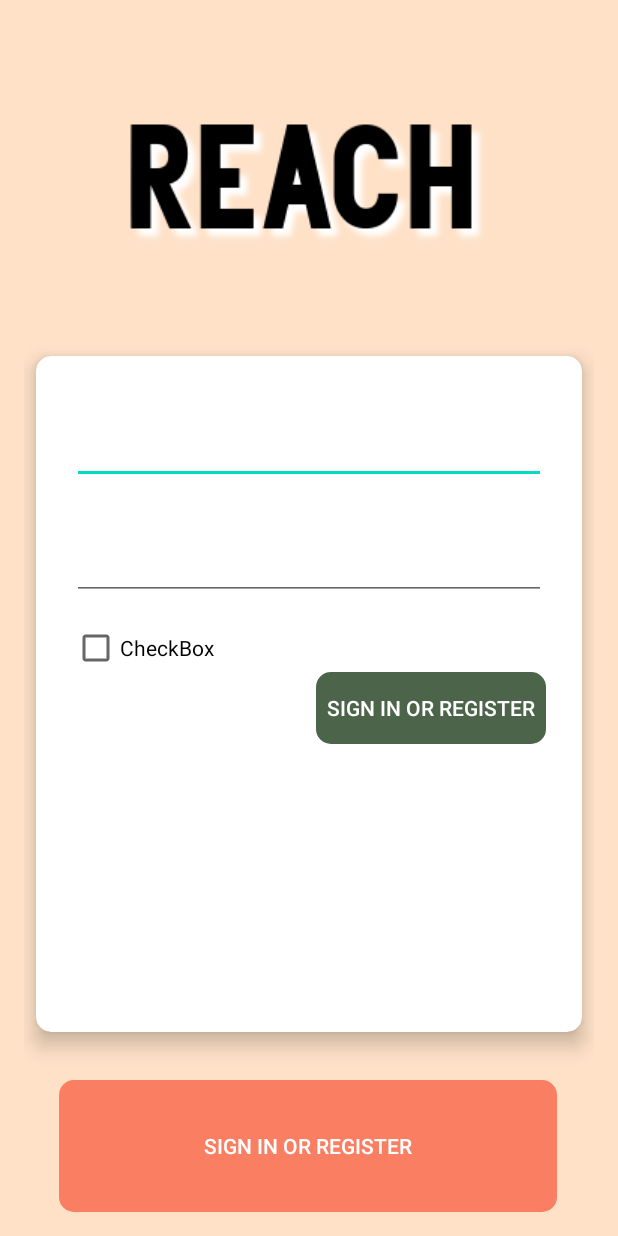
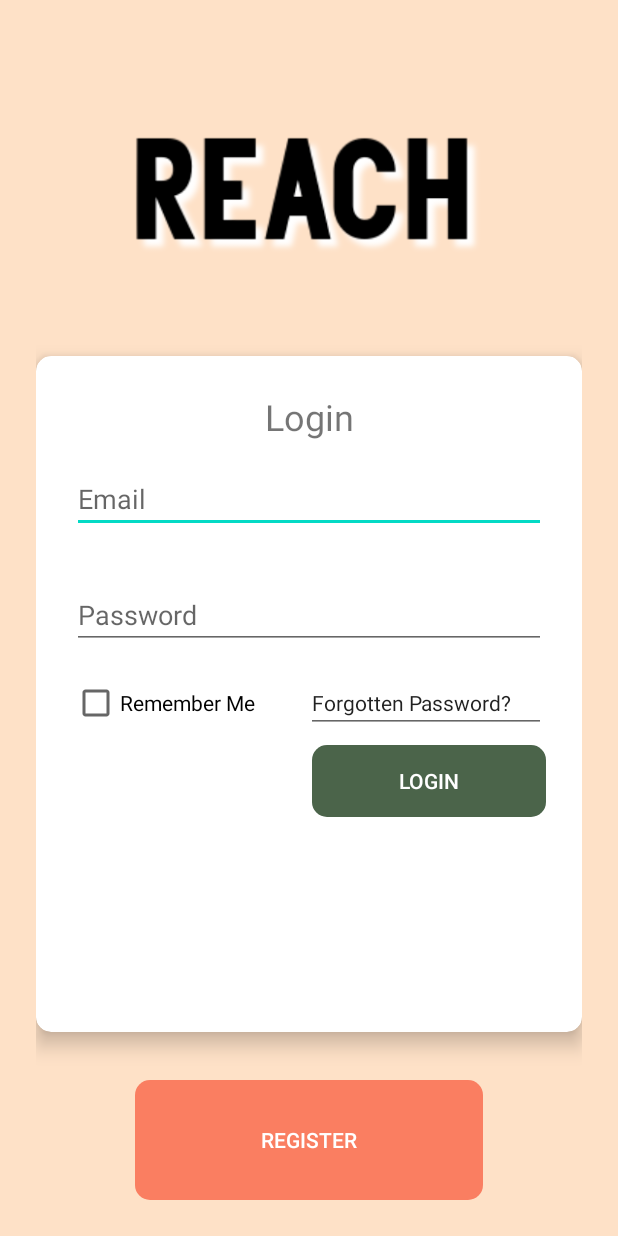
Before and after one commit to jenniferlebantino/FinalYearProject, an Android app: the layout activity_login.xml on its own in the app's theme, with its tools: preview values and no code run, on a phone screen of 412 x 824 dp. Run offline under Robolectric (Android 15) with nearby library versions, the phone set to English and light mode, and no system bars.

```diff
--- a/app/src/main/AndroidManifest.xml
+++ b/app/src/main/AndroidManifest.xml
@@ -9,9 +9,10 @@
         android:roundIcon="@mipmap/ic_launcher_round"
         android:supportsRtl="true"
         android:theme="@style/AppTheme">
+        <activity android:name=".Registration"></activity>
         <activity
             android:name=".ui.login.LoginActivity"
-            android:label="@string/title_activity_login"></activity>
+            android:label="@string/title_activity_login" />
         <activity android:name=".MainActivity">
             <intent-filter>
                 <action android:name="android.intent.action.MAIN" />
--- a/app/src/main/res/layout/activity_login.xml
+++ b/app/src/main/res/layout/activity_login.xml
@@ -6,10 +6,7 @@
     android:layout_width="match_parent"
     android:layout_height="match_parent"
     android:background="#FEE1C7"
-    android:paddingLeft="@dimen/activity_horizontal_margin"
-    android:paddingTop="@dimen/activity_vertical_margin"
-    android:paddingRight="@dimen/activity_horizontal_margin"
-    android:paddingBottom="@dimen/activity_vertical_margin"
+    android:padding="24dp"
     tools:context=".ui.login.LoginActivity">
 
     <GridLayout
@@ -21,7 +18,7 @@
         tools:layout_editor_absoluteY="-16dp">
 
         <ImageView
-            android:id="@+id/imageView"
+            android:id="@+id/login_logo"
             android:layout_width="wrap_content"
             android:layout_height="wrap_content"
             android:layout_row="0"
@@ -36,7 +33,6 @@
             android:layout_row="1"
             android:layout_column="0"
             android:layout_gravity="fill"
-            android:layout_margin="8dp"
             android:layout_marginBottom="32dp"
             app:cardCornerRadius="10dp"
             app:cardElevation="8dp">
@@ -44,55 +40,83 @@
             <GridLayout
                 android:layout_width="match_parent"
                 android:layout_height="match_parent"
-                android:columnCount="1"
+                android:columnCount="2"
                 android:padding="24dp"
-                android:rowCount="3">
+                android:rowCount="6">
+
+                <TextView
+                    android:id="@+id/login_loginTitle"
+                    android:layout_width="match_parent"
+                    android:layout_height="wrap_content"
+                    android:layout_columnSpan="2"
+                    android:text="Login"
+                    android:gravity="center_horizontal"
+                    android:textAlignment="center"
+                    android:textSize="24dp"/>
 
                 <EditText
-                    android:id="@+id/editTextTextEmailAddress"
+                    android:id="@+id/login_emailAddress"
                     android:layout_width="match_parent"
                     android:layout_marginTop="16dp"
                     android:layout_marginBottom="16dp"
                     android:layout_weight="1"
+                    android:layout_columnSpan="2"
                     android:ems="10"
+                    android:hint="Email"
                     android:inputType="textEmailAddress" />
 
                 <EditText
-                    android:id="@+id/editTextTextPassword"
+                    android:id="@+id/login_password"
                     android:layout_width="match_parent"
                     android:layout_marginTop="16dp"
                     android:layout_marginBottom="16dp"
                     android:layout_weight="1"
+                    android:layout_columnSpan="2"
                     android:ems="10"
+                    android:hint="Password"
                     android:inputType="textPassword" />
 
                 <CheckBox
-                    android:id="@+id/checkBox"
+                    android:id="@+id/login_rememberMeCheckBox"
                     android:layout_width="wrap_content"
                     android:layout_height="wrap_content"
-                    android:text="CheckBox" />
+                    android:layout_columnSpan="1"
+                    android:text="Remember Me" />
+
+                <EditText
+                    android:id="@+id/editTextTextPersonName"
+                    android:layout_width="wrap_content"
+                    android:layout_height="wrap_content"
+                    android:layout_gravity="right"
+                    android:layout_columnSpan="1"
+                    android:ems="10"
+                    android:inputType="textPersonName"
+                    android:text="Forgotten Password?"
+                    android:textSize="14dp"/>
 
                 <Button
-                    android:id="@+id/login"
-                    android:layout_width="153dp"
+                    android:id="@+id/login_loginButton"
+                    android:layout_width="156dp"
                     android:layout_height="wrap_content"
                     android:layout_gravity="right"
+                    android:layout_columnSpan="2"
+                    android:layout_marginTop="8dp"
                     android:background="@drawable/medium_button"
                     android:enabled="false"
-                    android:text="@string/action_sign_in"
+                    android:text="Login"
                     android:textColor="@android:color/white" />
 
             </GridLayout>
         </androidx.cardview.widget.CardView>
 
         <Button
-            android:id="@+id/register"
-            android:layout_width="332dp"
-            android:layout_height="88dp"
+            android:id="@+id/login_registerButton"
+            android:layout_width="232dp"
+            android:layout_height="80dp"
             android:layout_gravity="center_horizontal"
             android:background="@drawable/large_button"
             android:enabled="false"
-            android:text="@string/action_sign_in"
+            android:text="Register"
             android:textColor="@android:color/white" />
 
     </GridLayout>
```
Also changed, not shown: app/src/main/java/com/example/finalyearproject/Registration.java (added, +14 -0 lines), app/src/main/res/layout/activity_registration.xml (added, +141 -0 lines).
